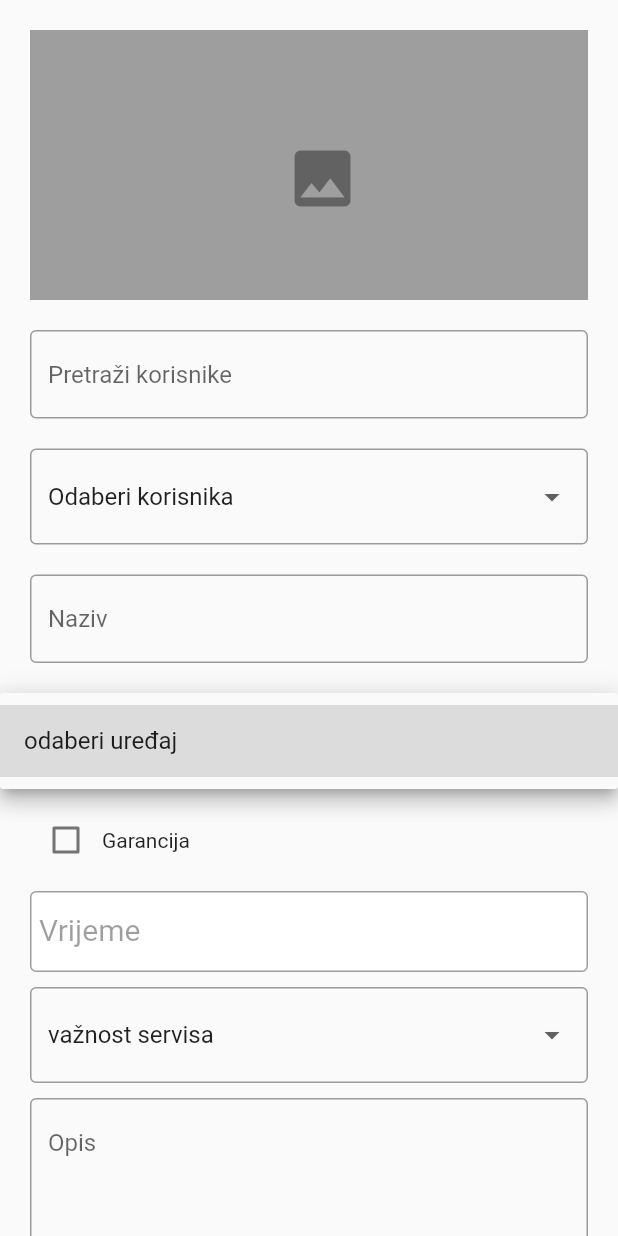
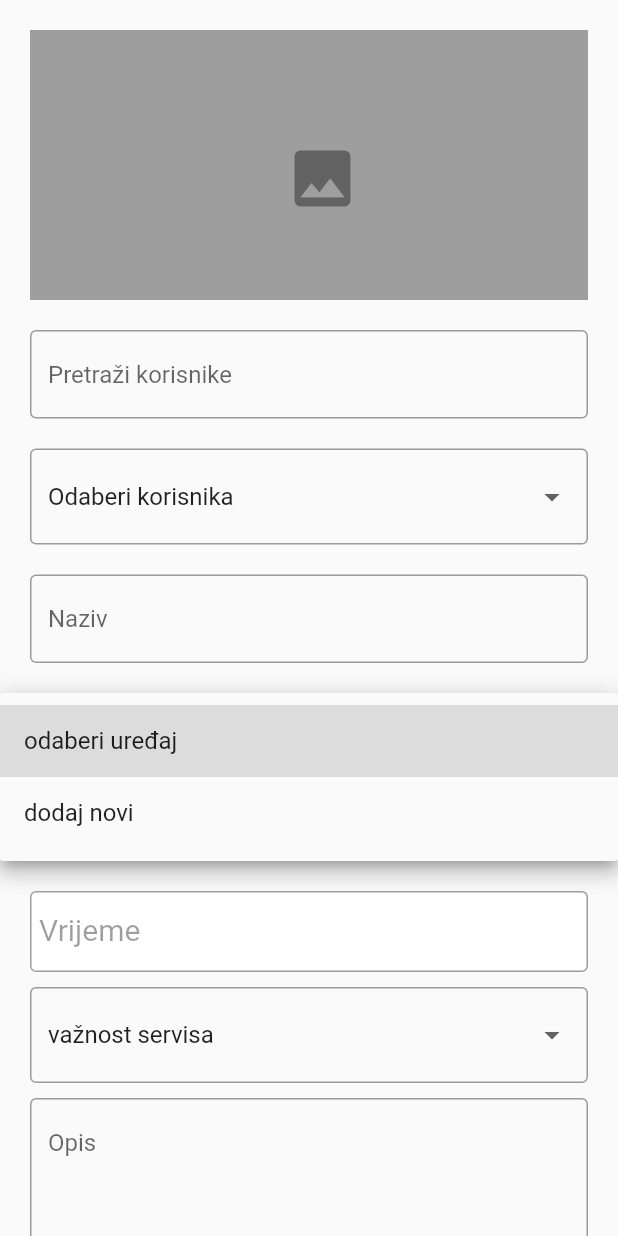
Before and after one commit to kristijanw/aether-app, a Flutter app: the PostFormAdmin widget shown alone on an empty page, opened directly with empty values, after a tap on "odaberi uređaj", on a phone screen of 412 x 824 dp. Run offline on Flutter 3.47's test engine with Material 2 defaults, Android fonts, the phone set to English and light mode, and no system bars; our stand-ins replace date_format, firebase_core, firebase_messaging, flutter_local_notifications, flutter_svg, google_fonts and 3 more; accounts and stored records are empty; network calls fail.

Commit message:
app ready for deploy

```diff
--- a/lib/screens/bottom_navigation.dart
+++ b/lib/screens/bottom_navigation.dart
@@ -92,7 +92,7 @@ class _BottomNavigationState extends State<BottomNavigation> {
           : Container(),
       floatingActionButtonLocation: FloatingActionButtonLocation.miniEndFloat,
       bottomNavigationBar: BottomAppBar(
-        height: size.height * 0.07,
+        height: size.height * 0.1,
         notchMargin: 10,
         clipBehavior: Clip.antiAlias,
         shape: const CircularNotchedRectangle(),
--- a/lib/screens/post_form.dart
+++ b/lib/screens/post_form.dart
@@ -1,5 +1,4 @@
 import 'dart:convert';
-import 'dart:developer';
 import 'dart:io';
 
 import 'package:app/constant.dart';
@@ -35,6 +34,7 @@ class _PostFormState extends State<PostForm> {
   bool newDevice = false;
   List<String> list = <String>[
     'odaberi uređaj',
+    'dodaj novi',
   ];
   late String dropdownValue;
   bool isChecked = false;
--- a/lib/screens/post_form_admin.dart
+++ b/lib/screens/post_form_admin.dart
@@ -39,6 +39,7 @@ class _PostFormAdminState extends State<PostFormAdmin> {
   bool newDevice = false;
   List<String> list = <String>[
     'odaberi uređaj',
+    'dodaj novi',
   ];
   List<String> priority = <String>[
     'važnost servisa',
```
